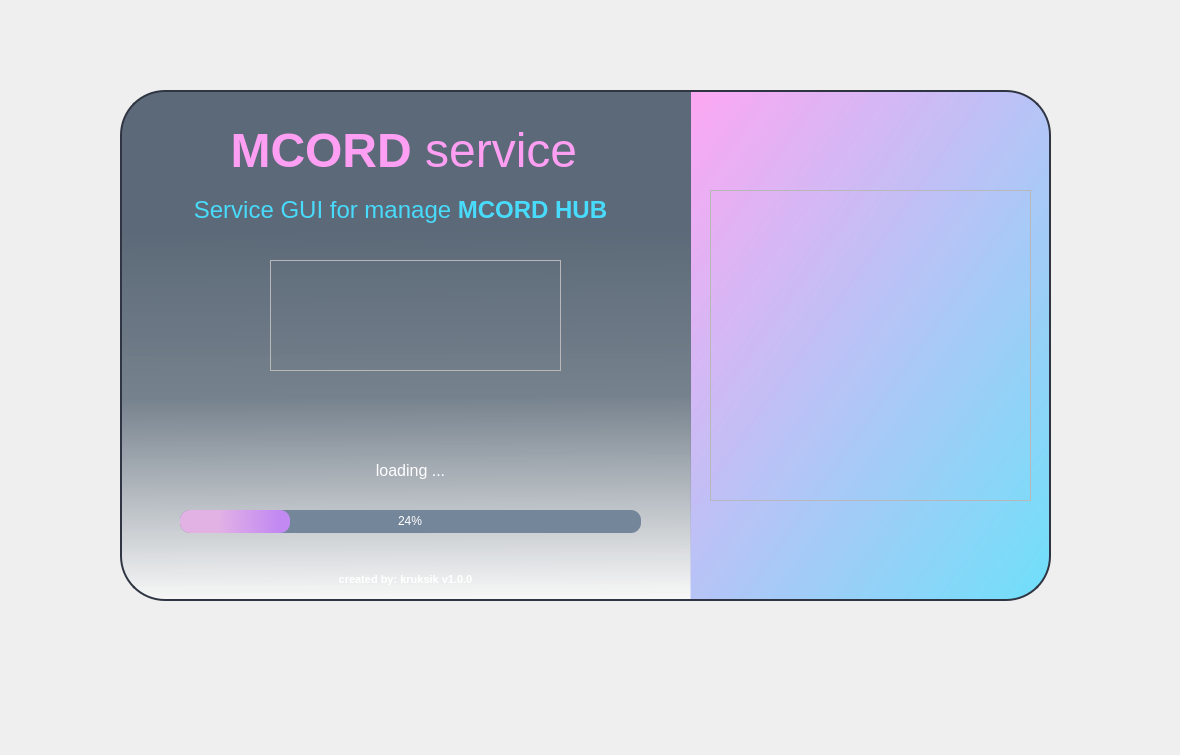
Qt form splash_screen.ui (MCORD-PROGRAMMING-TEAM/MCORD_NEW_GUI) before a commit.
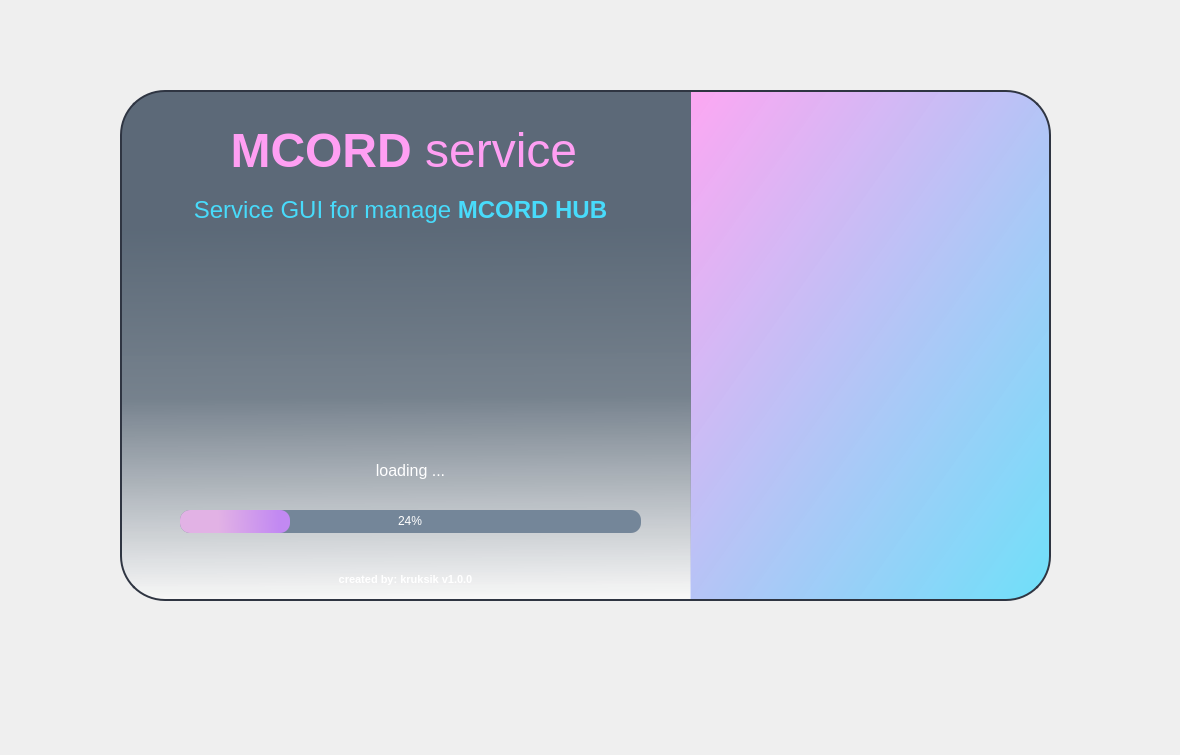
The same form after that commit. Icons and pictures are not drawn.

What changed in the file:
```diff
--- a/splash_screen.ui
+++ b/splash_screen.ui
@@ -88,7 +88,7 @@
 }</string>
     </property>
     <property name="frameShape">
-     <enum>QFrame::StyledPanel</enum>
+     <enum>QFrame::NoFrame</enum>
     </property>
     <property name="frameShadow">
      <enum>QFrame::Raised</enum>
@@ -188,7 +188,7 @@
       <string notr="true">image: url(:/images/images/nica.png);</string>
      </property>
      <property name="frameShape">
-      <enum>QFrame::StyledPanel</enum>
+      <enum>QFrame::NoFrame</enum>
      </property>
      <property name="frameShadow">
       <enum>QFrame::Raised</enum>
@@ -233,7 +233,7 @@
 }</string>
     </property>
     <property name="frameShape">
-     <enum>QFrame::StyledPanel</enum>
+     <enum>QFrame::NoFrame</enum>
     </property>
     <property name="frameShadow">
      <enum>QFrame::Raised</enum>
@@ -252,7 +252,7 @@
 </string>
      </property>
      <property name="frameShape">
-      <enum>QFrame::StyledPanel</enum>
+      <enum>QFrame::NoFrame</enum>
      </property>
      <property name="frameShadow">
       <enum>QFrame::Raised</enum>
```
